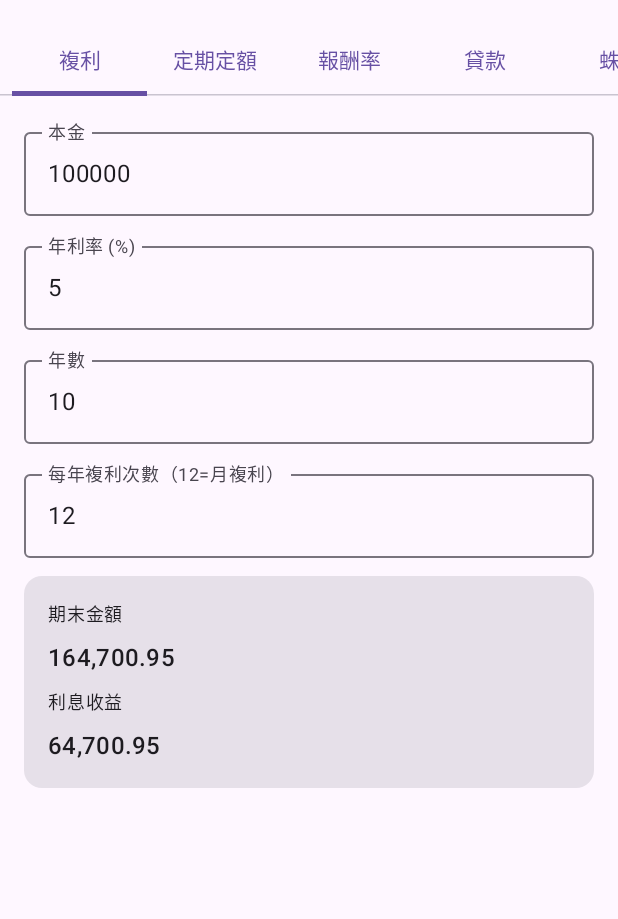
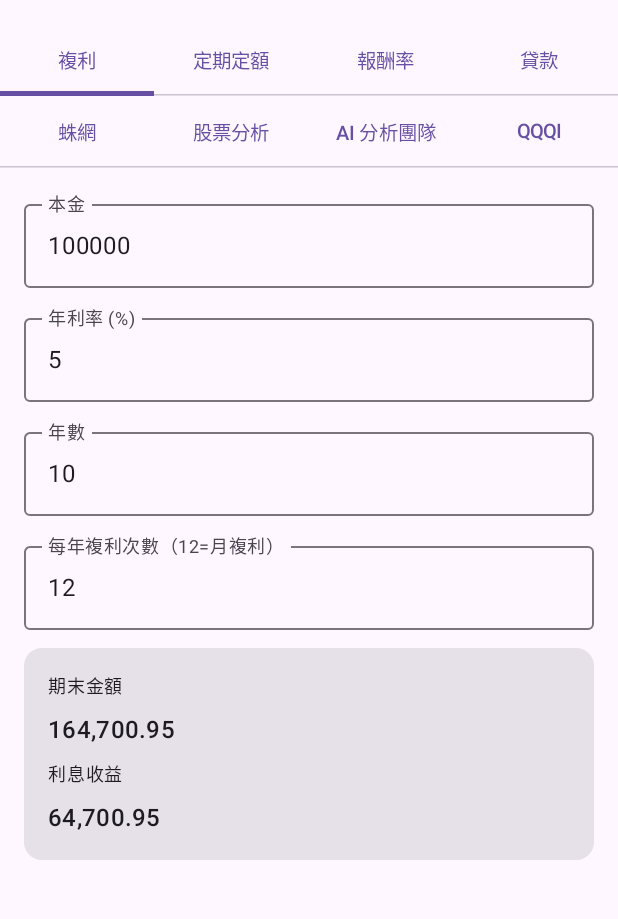
Before and after one commit to rboneone-png/Inv_Calculator, an Android app built with Jetpack Compose: the screen it shows after launch (MainActivity), on a phone screen of 412 x 824 dp, the part 74-993 px from its top. Run offline under Robolectric (Android 15) with nearby library versions, the phone set to English and light mode, and no system bars.

Commit message:
上方功能選項改為兩排 (v1.2.9) (#24)
* QQQI: make every group collapsible (result and dividend detail collapsed by default, others expanded)

Co-Authored-By: Claude Sonnet 5.5 <noreply@anthropic.com>
Claude-Session: https://claude.ai/code/session_01H2WKqW8bnEMQJBRcssmm6C

* Stock tab: long-press drag to reorder; delete button with multi-select dialog (v1.2.8)

Co-Authored-By: Claude Sonnet 5.5 <noreply@anthropic.com>
Claude-Session: https://claude.ai/code/session_01H2WKqW8bnEMQJBRcssmm6C

* Main tabs: show function options in two rows (v1.2.9)

Co-Authored-By: Claude Sonnet 5.5 <noreply@anthropic.com>
Claude-Session: https://claude.ai/code/session_01H2WKqW8bnEMQJBRcssmm6C

---------

Co-authored-by: Claude <noreply@anthropic.com>

```diff
--- a/app/build.gradle.kts
+++ b/app/build.gradle.kts
@@ -12,7 +12,7 @@ android {
         minSdk = 24
         targetSdk = 34
         versionCode = (System.getenv("GITHUB_RUN_NUMBER") ?: "1").toInt()
-        versionName = "1.2.8"
+        versionName = "1.2.9"
     }
 
     // 固定 debug 簽名，確保每次編譯的 APK 都能直接覆蓋更新
--- a/app/src/main/java/com/example/invcalc/MainActivity.kt
+++ b/app/src/main/java/com/example/invcalc/MainActivity.kt
@@ -26,7 +26,9 @@ import androidx.compose.material3.MaterialTheme
 import androidx.compose.material3.OutlinedTextField
 import androidx.compose.material3.Surface
 import androidx.compose.material3.Tab
-import androidx.compose.material3.ScrollableTabRow
+import androidx.compose.material3.TabRow
+import androidx.compose.material3.TabRowDefaults
+import androidx.compose.material3.TabRowDefaults.tabIndicatorOffset
 import androidx.compose.material3.Text
 import androidx.compose.runtime.Composable
 import androidx.compose.runtime.getValue
@@ -39,6 +41,7 @@ import androidx.compose.runtime.setValue
 import androidx.compose.ui.Modifier
 import androidx.compose.ui.text.input.KeyboardType
 import androidx.compose.ui.unit.dp
+import androidx.compose.ui.unit.sp
 import com.example.invcalc.stock.ui.StockTab
 import com.example.invcalc.qqqi.ui.QqqiTab
 import com.example.invcalc.team.ui.TeamPrefs
@@ -74,13 +77,28 @@ fun App() {
             style = MaterialTheme.typography.titleLarge,
             modifier = Modifier.padding(16.dp)
         )
-        ScrollableTabRow(selectedTabIndex = pagerState.currentPage, edgePadding = 8.dp) {
-            tabs.forEachIndexed { i, title ->
-                Tab(
-                    selected = pagerState.currentPage == i,
-                    onClick = { scope.launch { pagerState.animateScrollToPage(i) } },
-                    text = { Text(title) }
-                )
+        // 功能選項分成兩排（每排 4 個）
+        val perRow = (tabs.size + 1) / 2
+        tabs.indices.chunked(perRow).forEach { rowIdx ->
+            val first = rowIdx.first()
+            val inRow = pagerState.currentPage in rowIdx
+            TabRow(
+                selectedTabIndex = if (inRow) pagerState.currentPage - first else 0,
+                indicator = { positions ->
+                    if (inRow) {
+                        TabRowDefaults.SecondaryIndicator(
+                            Modifier.tabIndicatorOffset(positions[pagerState.currentPage - first])
+                        )
+                    }
+                }
+            ) {
+                rowIdx.forEach { i ->
+                    Tab(
+                        selected = pagerState.currentPage == i,
+                        onClick = { scope.launch { pagerState.animateScrollToPage(i) } },
+                        text = { Text(tabs[i], maxLines = 1, fontSize = 13.sp) }
+                    )
+                }
             }
         }
         // 左右滑動切換分頁
--- a/app/src/main/java/com/example/invcalc/team/ui/SettingsPage.kt
+++ b/app/src/main/java/com/example/invcalc/team/ui/SettingsPage.kt
@@ -41,6 +41,10 @@ object VersionNotes {
     class Entry(val version: String, val items: List<String>)
 
     val entries = listOf(
+        Entry(
+            "1.2.9",
+            listOf("上方功能選項改為兩排顯示，不用左右捲動即可看到全部分頁")
+        ),
         Entry(
             "1.2.8",
             listOf(
```
